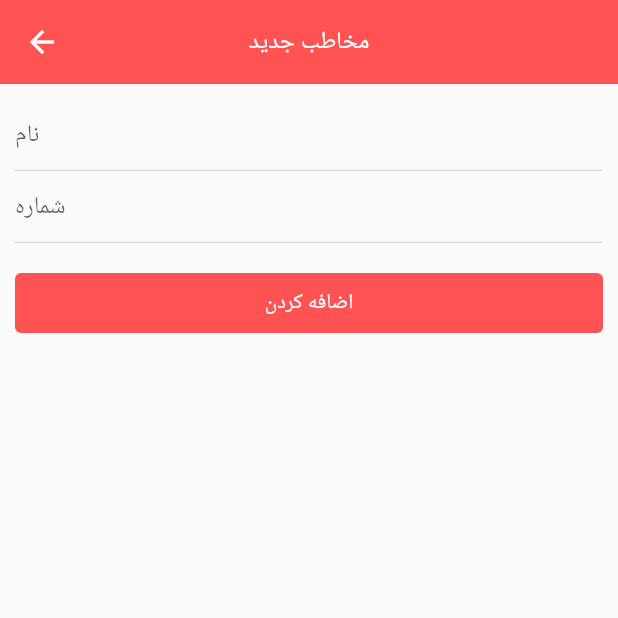
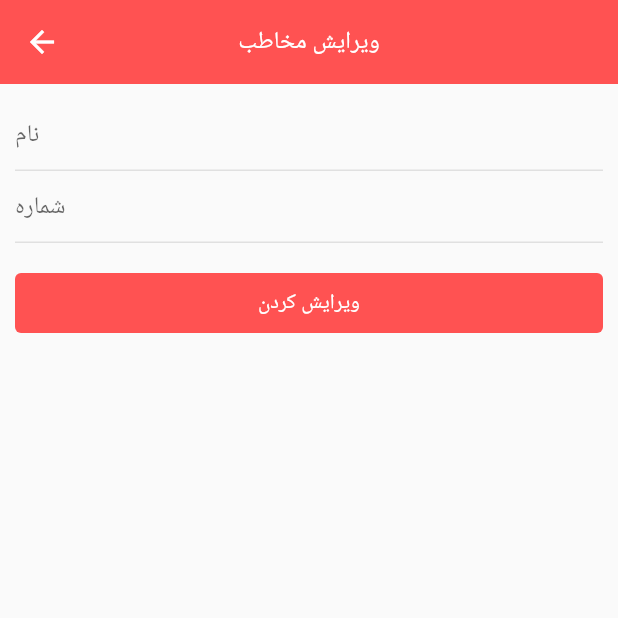
Before and after one commit to MEbadifar/Flutter_contacts_app, a Flutter app: the screen it shows after launch, after a tap on the "add" icon, on a phone screen of 412 x 824 dp, the top half of it. Run offline on Flutter 3.47's test engine with Material 2 defaults, Android fonts, the phone set to English and light mode, and no system bars; our stand-ins replace connectivity_plus, cool_alert; network calls fail.

```diff
--- a/lib/main.dart
+++ b/lib/main.dart
@@ -1,3 +1,4 @@
+import 'package:connectivity_plus/connectivity_plus.dart';
 import 'package:contacts_app/screens/home_screen.dart';
 import 'package:contacts_app/utils/network.dart';
 import 'package:flutter/material.dart';
@@ -6,8 +7,19 @@ void main() {
   runApp(const MyApp());
 }
 
-class MyApp extends StatelessWidget {
+class MyApp extends StatefulWidget {
   const MyApp({Key? key}) : super(key: key);
+
+  @override
+  State<MyApp> createState() => _MyAppState();
+}
+
+class _MyAppState extends State<MyApp> {
+  @override
+  void initState() {
+    Network.checkInternet();
+    super.initState();
+  }
 
   @override
   Widget build(BuildContext context) {
--- a/lib/models/contact.dart
+++ b/lib/models/contact.dart
@@ -1,22 +1,24 @@
 class Contact {
   Contact({
     required this.phone,
-    required this.fllname,
+    required this.fullname,
   });
 
   late final String phone;
-  late final String fllname;
+  late final String fullname;
+  late int id;
 
   Contact.fromJson(Map<String, dynamic> json) {
     phone = json['phone'];
-    fllname = json['fllname'];
+    fullname = json['fllname'];
+    id = json['id'];
   }
 
   Map<String, dynamic> toJson() {
     final _data = <String, dynamic>{};
 
     _data['phone'] = phone;
-    _data['fllname'] = fllname;
+    _data['fllname'] = fullname;
     return _data;
   }
 }
--- a/lib/screens/add_edit_screen.dart
+++ b/lib/screens/add_edit_screen.dart
@@ -2,10 +2,12 @@ import 'package:contacts_app/widget/my_button_widget.dart';
 import 'package:contacts_app/widget/my_textfield_widget.dart';
 import 'package:flutter/material.dart';
 
+import '../utils/network.dart';
+
 class AddEditScreen extends StatefulWidget {
   static TextEditingController namecontroller = TextEditingController();
   static TextEditingController phonecontroller = TextEditingController();
-
+  static int id = 0;
   const AddEditScreen({Key? key}) : super(key: key);
 
   @override
@@ -22,9 +24,9 @@ class _AddEditScreenState extends State<AddEditScreen> {
         appBar: AppBar(
           elevation: 0,
           backgroundColor: Colors.redAccent,
-          title: const Text(
-            'مخاطب جدید',
-            style: TextStyle(fontSize: 16),
+          title: Text(
+            AddEditScreen.id == 0 ? 'ویرایش مخاطب' : 'مخاطب جدید',
+            style: const TextStyle(fontSize: 16),
           ),
           centerTitle: true,
         ),
@@ -48,10 +50,44 @@ class _AddEditScreenState extends State<AddEditScreen> {
               ButtonWidget(
                 onPressed: () {
                   if (formKey.currentState!.validate()) {
-                    print('ok');
+                    //
+                    Network.checkInternet();
+                    Future.delayed(const Duration(seconds: 3)).then(
+                      (value) {
+                        if (Network.isConnected) {
+                          if (AddEditScreen.id == 0) {
+                            Network.postData(
+                              phone: AddEditScreen.phonecontroller.text,
+                              fullname: AddEditScreen.namecontroller.text,
+                            );
+                          } else {
+                            Network.putData(
+                              phone: AddEditScreen.phonecontroller.text,
+                              fullname: AddEditScreen.namecontroller.text,
+                              id: AddEditScreen.id.toString(),
+                            );
+                          }
+                          Navigator.pop(context);
+                        } else {
+                          Network.showInternetError(context);
+                        }
+                      },
+                    );
+
+                    //
+
+                    // Network.deleteContact('2');
+
+                    //
+
+                    //Network.putData(
+                    //id:'1';
+                    //    phone: AddEditScreen.phonecontroller.text,
+                    //  fullname: AddEditScreen.namecontroller.text);
+
                   }
                 },
-                text: 'اضافه کردن',
+                text: AddEditScreen.id == 0 ? 'ویرایش کردن' : 'اضافه کردن',
               ),
             ],
           ),
--- a/lib/screens/home_screen.dart
+++ b/lib/screens/home_screen.dart
@@ -1,5 +1,6 @@
 import 'package:contacts_app/screens/add_edit_screen.dart';
 import 'package:contacts_app/utils/network.dart';
+import 'package:cool_alert/cool_alert.dart';
 import 'package:flutter/material.dart';
 
 class HomeScreen extends StatefulWidget {
@@ -11,15 +12,42 @@ class HomeScreen extends StatefulWidget {
 
 class _HomeScreenState extends State<HomeScreen> {
   @override
+  void initState() {
+    Network.checkInternet();
+    Future.delayed(const Duration(seconds: 3)).then((value) async {
+      if (Network.isConnected) {
+        Network.getData().then((value) async {
+          await Future.delayed(const Duration(seconds: 3));
+          setState(() {});
+        });
+      }
+    });
+    super.initState();
+  }
+
+  @override
   Widget build(BuildContext context) {
     return Scaffold(
       floatingActionButton: FloatingActionButton(
         onPressed: () {
+          AddEditScreen.id = 0;
+          AddEditScreen.namecontroller.text = '';
+          AddEditScreen.phonecontroller.text = '';
+          //
           Navigator.push(
             context,
             MaterialPageRoute(
               builder: (context) => const AddEditScreen(),
             ),
+          ).then(
+            (value) {
+              Network.getData().then(
+                (value) async {
+                  await Future.delayed(const Duration(seconds: 5));
+                  setState(() {});
+                },
+              );
+            },
           );
         },
         child: const Icon(Icons.add),
@@ -37,15 +65,32 @@ class _HomeScreenState extends State<HomeScreen> {
         leading: const Icon(Icons.import_contacts_sharp),
         actions: [
           IconButton(
-            onPressed: () {},
+            onPressed: () {
+              Network.checkInternet();
+              Future.delayed(const Duration(seconds: 3)).then((value) {
+                if (Network.isConnected) {
+                  Network.getData().then((value) async {
+                    await Future.delayed(const Duration(seconds: 3));
+                    setState(() {});
+                  });
+                } else {
+                  Network.showInternetError(context);
+                }
+              });
+            },
             icon: const Icon(Icons.refresh),
           ),
         ],
       ),
       body: ListView.builder(
-        itemCount: 10,
+        itemCount: Network.contacts.length,
         itemBuilder: (context, index) {
           return ListTile(
+            onLongPress: () async {
+              Network.deleteContact(Network.contacts[index].id.toString());
+              await Future.delayed(const Duration(seconds: 3));
+              setState(() {});
+            },
             leading: CircleAvatar(
               backgroundColor: Colors.redAccent,
               child: Text(
@@ -54,11 +99,17 @@ class _HomeScreenState extends State<HomeScreen> {
               ),
             ),
             trailing: IconButton(
-              onPressed: () {},
+              onPressed: () {
+                AddEditScreen.id = Network.contacts[index].id;
+                AddEditScreen.namecontroller.text =
+                    Network.contacts[index].fullname;
+                AddEditScreen.phonecontroller.text =
+                    Network.contacts[index].phone;
+              },
               icon: const Icon(Icons.edit),
             ),
-            title: const Text('salam'),
-            subtitle: const Text('0152'),
+            title: Text(Network.contacts[index].fullname),
+            subtitle: Text(Network.contacts[index].phone),
           );
         },
       ),
--- a/lib/utils/network.dart
+++ b/lib/utils/network.dart
@@ -1,14 +1,59 @@
+import 'package:connectivity_plus/connectivity_plus.dart';
+import 'package:cool_alert/cool_alert.dart';
+import 'package:flutter/material.dart';
+
 import '../models/contact.dart';
 import 'package:http/http.dart' as http;
 import 'dart:convert' as convert;
 
 class Network {
+  //! check internet conection
+
+  static bool isConnected = false;
+
+  static Future<bool> checkInternet() async {
+    Connectivity().onConnectivityChanged.listen((status) {
+      if (status == ConnectivityResult.wifi ||
+          status == ConnectivityResult.mobile) {
+        isConnected = true;
+      } else {
+        isConnected = false;
+      }
+      print(Network.isConnected);
+    });
+    return isConnected;
+  }
+
+  //!show error internet
+  static void showInternetError(BuildContext context) {
+    CoolAlert.show(
+      width: 100,
+      context: context,
+      type: CoolAlertType.error,
+      title: 'خطا',
+      text: 'خطا در اتصال',
+      confirmBtnText: 'باشه',
+      confirmBtnTextStyle: const TextStyle(
+        fontSize: 16,
+        color: Colors.white,
+      ),
+      confirmBtnColor: Colors.redAccent,
+    );
+  }
+
+  //
   static Uri url = Uri.parse('https://retoolapi.dev/Yw8LBd/contacts');
+  //
+  static Uri urlWithId(String id) {
+    Uri url = Uri.parse('https://retoolapi.dev/Yw8LBd/contacts/$id');
+    return url;
+  }
+
   //
   static List<Contact> contacts = [];
 
   //!Get Data
-  static void getData() async {
+  static Future<void> getData() async {
     contacts.clear();
     http.get(Network.url).then((response) {
       if (response.statusCode == 200) {
@@ -19,4 +64,34 @@ class Network {
       }
     });
   }
+
+  //! Post contact
+  static void postData({
+    required String phone,
+    required String fullname,
+  }) async {
+    Contact contact = Contact(phone: phone, fullname: fullname);
+    http.post(Network.url, body: contact.toJson()).then((response) {
+      print(response.body);
+    });
+  }
+
+  //! Put Contact
+  static void putData({
+    required String phone,
+    required String fullname,
+    required String id,
+  }) async {
+    Contact contact = Contact(phone: phone, fullname: fullname);
+    http.put(urlWithId(id), body: contact.toJson()).then((response) {
+      print(response.body);
+    });
+  }
+
+  //! Delete Contact
+  static void deleteContact(String id) {
+    http.delete(Network.urlWithId(id)).then((value) {
+      getData(); //refreshed data
+    });
+  }
 }
--- a/pubspec.yaml
+++ b/pubspec.yaml
@@ -27,14 +27,16 @@ environment:
 # the latest version available on pub.dev. To see which dependencies have newer
 # versions available, run `flutter pub outdated`.
 dependencies:
+  cupertino_icons: ^1.0.2
   flutter:
     sdk: flutter
+  http: ^0.13.4
+  connectivity_plus: ^2.3.0
+  cool_alert: ^1.1.0
 
 
   # The following adds the Cupertino Icons font to your application.
   # Use with the CupertinoIcons class for iOS style icons.
-  cupertino_icons: ^1.0.2
-  http: ^0.13.4
 
 dev_dependencies:
   flutter_test:
```
Also changed, not shown: pubspec.lock, 2 other files.
